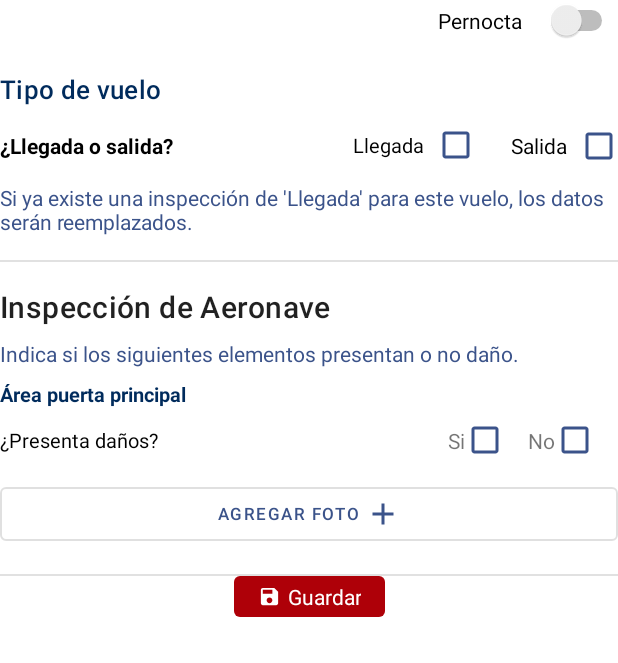
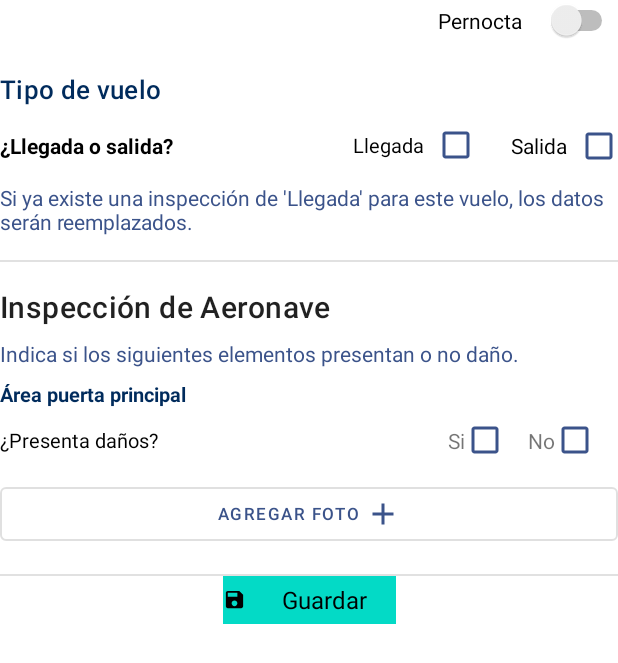
Before and after one commit to YaelGonzalez08/PaperlessApplication, an Android app: the layout fragment_averias_inspeccion_aeronave.xml on its own in the app's theme, with its tools: preview values and no code run, on a phone screen of 412 x 824 dp. Shown: the top 663 px of the screen. Run offline under Robolectric (Android 15) with nearby library versions, the phone set to English and light mode, and no system bars.

Commit message:
Cambio de color del boton de rojo a azul cyan

```diff
--- a/app/src/main/res/layout/fragment_averias_inspeccion_aeronave.xml
+++ b/app/src/main/res/layout/fragment_averias_inspeccion_aeronave.xml
@@ -212,21 +212,21 @@
 
         <TextView
             android:id="@+id/btnGuardarLocal"
-            android:layout_width="wrap_content"
-            android:layout_height="wrap_content"
+            android:layout_width="115dp"
+            android:layout_height="32dp"
             android:layout_marginHorizontal="@dimen/dimen_4"
-            android:background="@drawable/background_logout_button"
+            android:background="@color/design_default_color_secondary"
             android:clickable="true"
             android:drawableStart="@drawable/ic_save"
             android:drawablePadding="@dimen/dimen_4"
-            android:drawableTint="@color/white"
+            android:drawableTint="@color/black"
             android:elevation="@dimen/dimen_8"
             android:focusable="true"
             android:foreground="?android:attr/selectableItemBackground"
             android:gravity="center_horizontal|center_vertical"
             android:text="@string/guardar_formulario"
-            android:textColor="@color/white"
-            android:textSize="@dimen/text_14"
+            android:textColor="@color/black"
+            android:textSize="@dimen/text_16"
             android:visibility="visible"
             app:layout_constraintBottom_toBottomOf="parent"
             app:layout_constraintEnd_toStartOf="@+id/btnEnviarForm"
```
